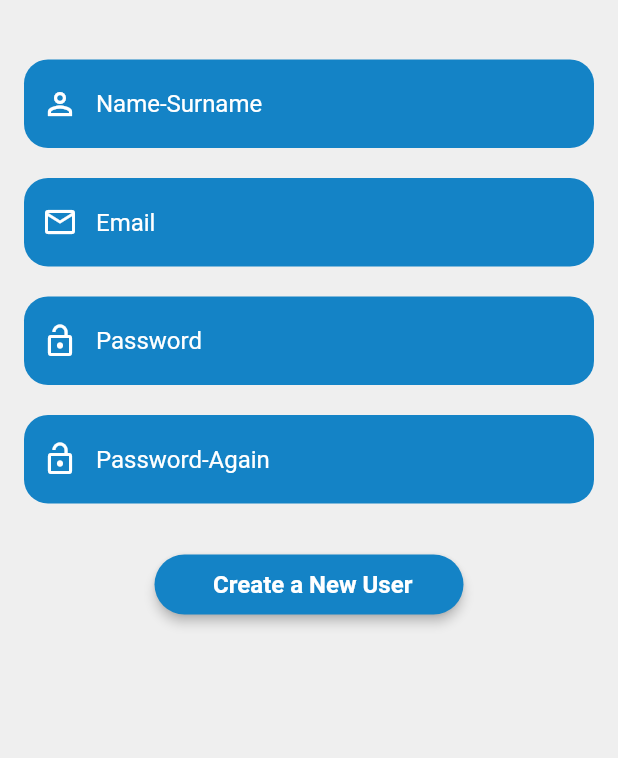
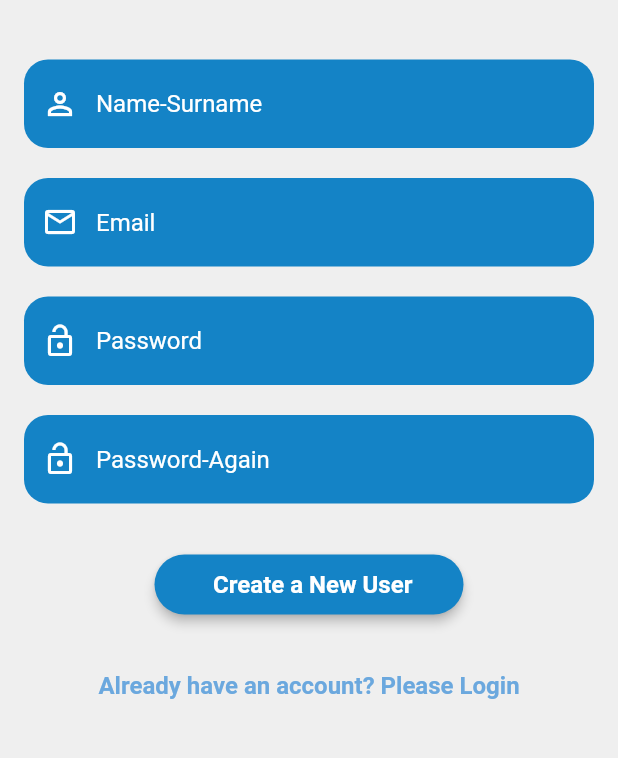
Before and after one commit to gorkemtoprak/SocketChat_Flutter, a Flutter app: the screen it shows after launch, on a phone screen of 412 x 824 dp, the part 410-1168 px from its top. Run offline on Flutter 3.47's test engine with Material 2 defaults, Android fonts, the phone set to English and light mode, and no system bars; our stand-ins replace auto_route, flutter_secure_storage, socket_io_client; accounts and stored records are empty; Roboto replaces fonts that are missing (Handlee).

Commit message:
some additions

```diff
--- a/lib/views/register/register_view.dart
+++ b/lib/views/register/register_view.dart
@@ -132,6 +132,42 @@ class RegisterView extends StatelessWidget with RegisterViewModel {
               height: 40,
               width: screenWidth(context) / 2,
             ),
+            const SizedBox(
+              height: 30,
+            ),
+            Row(
+              mainAxisAlignment: MainAxisAlignment.center,
+              children: [
+                const Text(
+                  'Already have an account? ',
+                  style: TextStyle(
+                    fontSize: 16,
+                    color: Constants.softBlue,
+                    height: 1.5,
+                    fontWeight: FontWeight.w600,
+                  ),
+                ),
+                InkWell(
+                  onTap: () {
+                    // Navigator.pushNamed(context, '/');
+                    Navigator.pushReplacement(
+                        context,
+                        MaterialPageRoute(
+                          builder: (context) => LoginView(),
+                        ));
+                  },
+                  child: const Text(
+                    'Please Login',
+                    style: TextStyle(
+                      fontSize: 16,
+                      color: Constants.softBlue,
+                      height: 1.5,
+                      fontWeight: FontWeight.bold,
+                    ),
+                  ),
+                ),
+              ],
+            ),
           ],
         ),
       ),
```
Also changed, not shown: lib/views/login/login_view.dart (+22 -0 lines).
